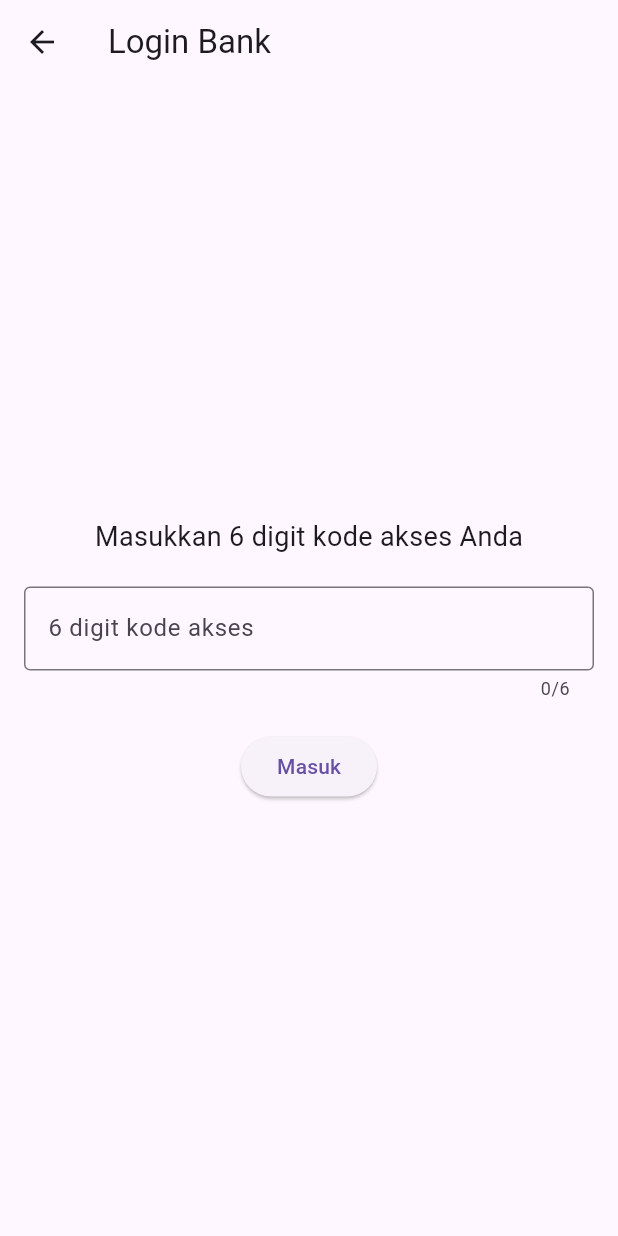
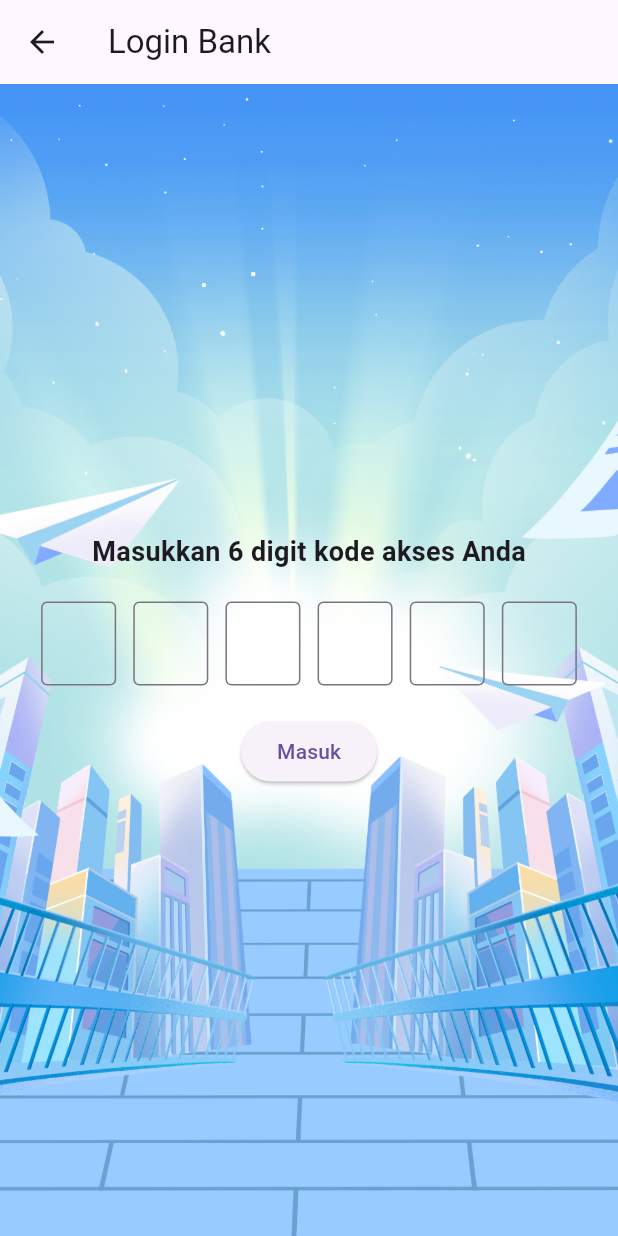
Before and after one commit to miguelvalentino/mobile_banking, a Flutter app: the screen it shows after launch, after a tap on "Sign in", on a phone screen of 412 x 824 dp. Run offline on Flutter 3.47's test engine with Material 3 defaults, Android fonts, the light colour scheme and no system bars.

Commit message:
menambahkan background pada tampilan verifikasi kode dan edit

```diff
--- a/lib/sign_in_screen.dart
+++ b/lib/sign_in_screen.dart
@@ -7,7 +7,8 @@ class SignInScreen extends StatefulWidget {
 }
 
 class SignInState extends State<SignInScreen> {
-  final TextEditingController accessCode = TextEditingController();
+  final List<TextEditingController> _controllers =
+      List.generate(6, (_) => TextEditingController());
   final String correctCode = "123456";
 
   @override
@@ -16,25 +17,48 @@ class SignInState extends State<SignInScreen> {
       appBar: AppBar(
         title: Text('Login Bank'),
       ),
-      body: Padding(
+      body: Container(
+        decoration: BoxDecoration(
+          image: DecorationImage(
+            image: AssetImage("assets/bg_baru.png"),
+            fit: BoxFit.cover,
+          ),
+        ),
+        child: Padding(
           padding: const EdgeInsets.all(16.0),
           child: Column(
             mainAxisAlignment: MainAxisAlignment.center,
             children: [
               Text(
                 'Masukkan 6 digit kode akses Anda',
-              style: TextStyle(fontSize: 18),
+                style: TextStyle(fontSize: 18, fontWeight: FontWeight.bold),
               ),
               SizedBox(height: 20),
-            TextField(
-              controller: accessCode,
+              Row(
+                mainAxisAlignment: MainAxisAlignment.spaceEvenly,
+                children: List.generate(6, (index) {
+                  return Container(
+                    width: 50,
+                    child: TextField(
+                      controller: _controllers[index],
                       keyboardType: TextInputType.number,
-              maxLength: 6,
-              obscureText: true,
+                      textAlign: TextAlign.center,
+                      maxLength: 1,
                       decoration: InputDecoration(
                         border: OutlineInputBorder(),
-                hintText: '6 digit kode akses',
+                        hintText: '',
+                        counterText: '',
                       ),
+                      onChanged: (value) {
+                        if (value.length == 1 && index < 5) {
+                          FocusScope.of(context).nextFocus();
+                        } else if (value.isEmpty && index > 0) {
+                          FocusScope.of(context).previousFocus();
+                        }
+                      },
+                    ),
+                  );
+                }),
               ),
               SizedBox(height: 20),
               ElevatedButton(
@@ -44,11 +68,14 @@ class SignInState extends State<SignInScreen> {
             ],
           ),
         ),
+      ),
     );
   }
 
   void verifyCode() {
-    if (accessCode.text == correctCode) {
+    String enteredCode =
+        _controllers.map((controller) => controller.text).join();
+    if (enteredCode == correctCode) {
       Navigator.push(
         context,
         MaterialPageRoute(builder: (context) => BankHomePage()),
```
Lines whose indentation alone changed are shown as unchanged.
